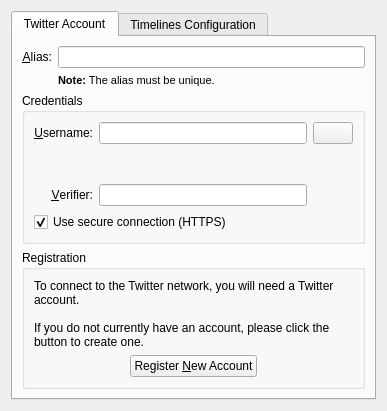
KDE/choqok, file microblogs/twitter/twittereditaccount_base.ui: the form before one commit.
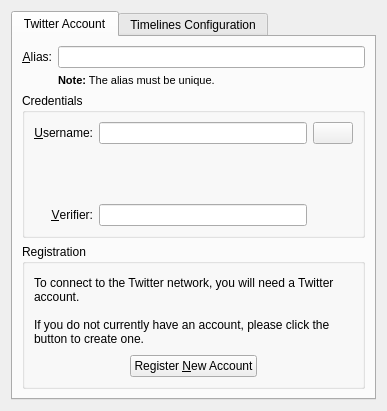
The form after the commit. Custom widgets are drawn as their Qt base class.

```diff
--- a/microblogs/twitter/twittereditaccount_base.ui
+++ b/microblogs/twitter/twittereditaccount_base.ui
@@ -139,16 +139,6 @@
             </property>
            </widget>
           </item>
-          <item row="3" column="0" colspan="3">
-           <widget class="QCheckBox" name="kcfg_secure">
-            <property name="text">
-             <string>Use secure connection (HTTPS)</string>
-            </property>
-            <property name="checked">
-             <bool>true</bool>
-            </property>
-           </widget>
-          </item>
          </layout>
         </widget>
        </item>
```
Left out of the diff: 1 changed line with no effect on the pictures.
